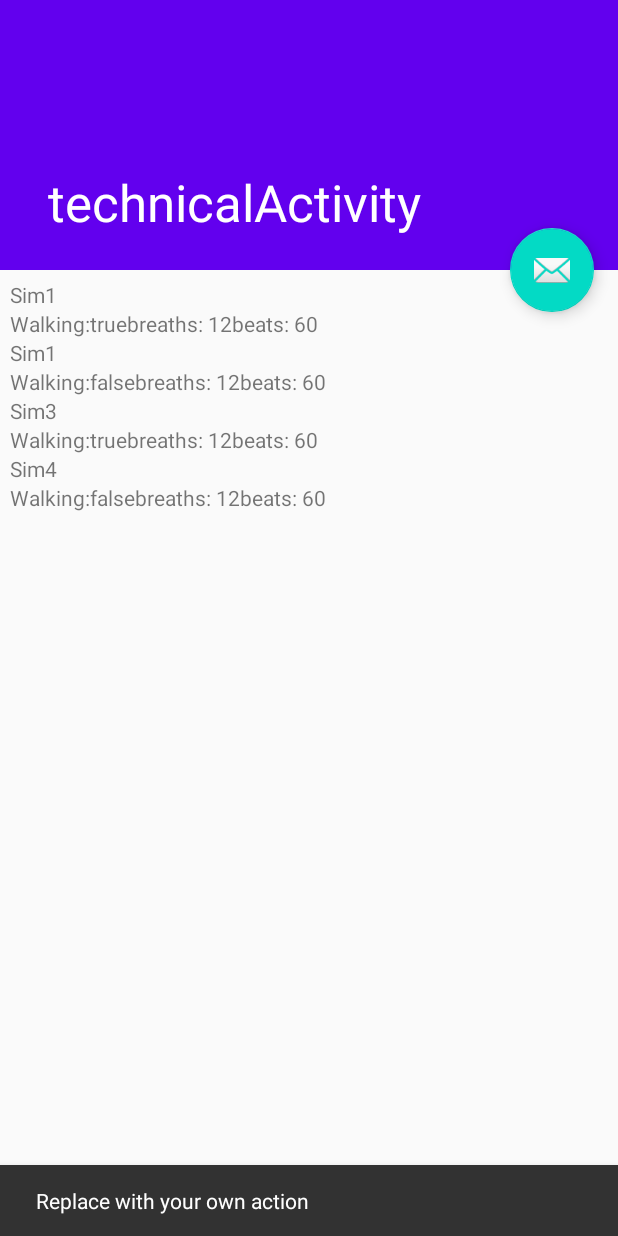
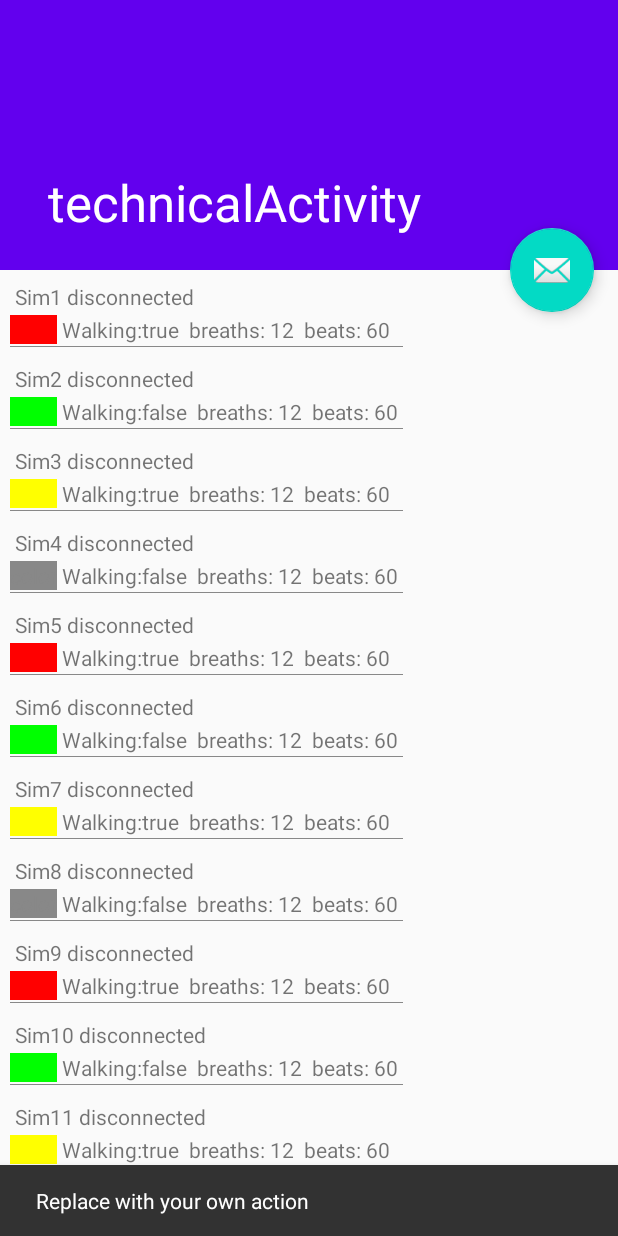
Before and after one commit to kollosp/59-pzjn, an Android app: the technicalActivity screen opened directly, with no data from a screen before it, after a tap on an icon or button, on a phone screen of 412 x 824 dp. Run offline under Robolectric (Android 15) with nearby library versions, the phone set to English and light mode, and no system bars.

Commit message:
display connected simlators in table

```diff
--- a/58-androidTest/app/src/main/java/com/example/a58_androidtest/SimulatorData.java
+++ b/58-androidTest/app/src/main/java/com/example/a58_androidtest/SimulatorData.java
@@ -1,22 +1,25 @@
 package com.example.a58_androidtest;
 
+import android.graphics.Color;
+
 public class SimulatorData {
-    //red, green, yellow, black
-    Integer color;
+    //1 - red, 2 - green, 3 -yellow, 4 -black
+    Integer color = 1;
     String simulatorName;
     Integer breathsPerMinute;
     Integer beatsPerMinute;
     Boolean ableToWalk;
     Boolean executesCommand;
-    Boolean capillaryRefill;
+    Integer capillaryRefill;
 
     int status; //connected or disconnected
 
-    public SimulatorData(String s, Integer breaths, Integer beats, Boolean walking){
+    public SimulatorData(String s, Integer breaths, Integer beats, Boolean walking, Integer c){
         simulatorName = s;
         ableToWalk = walking;
         beatsPerMinute = beats;
         breathsPerMinute = breaths;
+        color = c;
     }
 
     public Integer getColor(){
@@ -67,11 +70,34 @@ public class SimulatorData {
         executesCommand = b;
     }
 
-    public Boolean getCapillaryRefill(){
+    public Integer getCapillaryRefill(){
         return capillaryRefill;
     }
 
-    public void setCapillaryRefill(Boolean b){
+    public void setCapillaryRefill(Integer b){
         capillaryRefill = b;
     }
+
+    public Integer getConnectionStatus(){
+        return status;
+    }
+
+    public void setConnectionStatus(Integer s){
+        status = s;
+    }
+
+    public Integer getColorHex(){
+        switch(color){
+            case 1:
+                return Color.RED;
+            case 2:
+                return Color.GREEN;
+            case 3:
+                return Color.YELLOW;
+            case 0:
+                return Color.BLACK;
+            default:
+                return Color.GRAY;
+        }
+    }
 }
--- a/58-androidTest/app/src/main/java/com/example/a58_androidtest/technicalActivity.java
+++ b/58-androidTest/app/src/main/java/com/example/a58_androidtest/technicalActivity.java
@@ -1,5 +1,6 @@
 package com.example.a58_androidtest;
 
+import android.graphics.Color;
 import android.os.Bundle;
 
 import com.google.android.material.floatingactionbutton.FloatingActionButton;
@@ -9,8 +10,11 @@ import androidx.appcompat.app.AppCompatActivity;
 import androidx.appcompat.widget.Toolbar;
 
 import android.view.View;
+import android.view.ViewGroup;
 import android.widget.LinearLayout;
+import android.widget.RelativeLayout;
 import android.widget.TextView;
+import android.widget.Toast;
 
 import java.util.ArrayList;
 
@@ -37,12 +41,13 @@ public class technicalActivity extends AppCompatActivity {
             }
         });
 
-
-        simulators.add(new SimulatorData("Sim1", 12, 60, true));
-        simulators.add(new SimulatorData("Sim1", 12, 60, false));
-        simulators.add(new SimulatorData("Sim3", 12, 60, true));
-        simulators.add(new SimulatorData("Sim4", 12, 60, false));
-
+        for(int i=0;i<4;++i) {
+            int k = i*4;
+            simulators.add(new SimulatorData("Sim" + (k+1), 12, 60, true, 1));
+            simulators.add(new SimulatorData("Sim" + (k+2), 12, 60, false, 2));
+            simulators.add(new SimulatorData("Sim" + (k+3), 12, 60, true, 3));
+            simulators.add(new SimulatorData("Sim" + (k+4), 12, 60, false, 4));
+        }
         render();
     }
 
@@ -54,29 +59,68 @@ public class technicalActivity extends AppCompatActivity {
         for(SimulatorData sim : simulators){
             LinearLayout container = new LinearLayout(this);
             container.setOrientation(LinearLayout.VERTICAL);
-
+            container.setPadding(0,0, 0, 15);
             LinearLayout row2 = new LinearLayout(this);
             row2.setOrientation(LinearLayout.HORIZONTAL);
 
-            TextView name = new TextView(this);
-            name.setText(sim.getSimulatorName());
+            TextView name = setTextViewAttributes(new TextView(this));
+            name.setText(sim.getSimulatorName() + " " + (sim.getConnectionStatus() == 1 ? "connected" : "disconnected"));
 
-            TextView walk = new TextView(this);
+            TextView walk = setTextViewAttributes(new TextView(this));
             walk.setText("Walking:" + sim.getAbleToWalk());
 
-            TextView breath = new TextView(this);
+            TextView breath = setTextViewAttributes(new TextView(this));
             breath.setText("breaths: " + sim.getBreathsPerMinute());
 
-            TextView beats = new TextView(this);
+            TextView beats = setTextViewAttributes(new TextView(this));
             beats.setText("beats: " + sim.getBeatsPerMinute());
 
+
+            row2.addView(createColorRect(sim.getColorHex()));
             row2.addView(walk);
             row2.addView(breath);
             row2.addView(beats);
 
             container.addView(name);
             container.addView(row2);
+            container.addView(createDevider());
             simulatorWrapper.addView(container);
+
+            container.setOnClickListener(new View.OnClickListener() {
+                @Override
+                public void onClick(View v) {
+
+
+                    for (int i = 0; i < simulatorWrapper.getChildCount(); ++i){
+                        if (simulatorWrapper.getChildAt(i) == v) {
+                            Toast.makeText(getApplicationContext(), simulators.get(i).getSimulatorName() + " clicked", Toast.LENGTH_SHORT).show();
+                        }
+                    }
+                }
+            });
+
         }
     }
+
+    TextView setTextViewAttributes(TextView tv){
+        tv.setPadding(5,2,5,2);
+        return  tv;
+    }
+
+    TextView createColorRect(int color){
+        TextView t = new TextView(this);
+        t.setText("color");
+        t.setTextColor(color);
+        t.setBackgroundColor(color);
+        return  t;
+    }
+
+    LinearLayout createDevider(){
+        LinearLayout container = new LinearLayout(this);
+        container.setBackgroundColor(Color.GRAY);
+        int dividerHeight = 1;
+        container.setLayoutParams(new RelativeLayout.LayoutParams(ViewGroup.LayoutParams.MATCH_PARENT, dividerHeight));
+
+        return container;
+    }
 }
```
